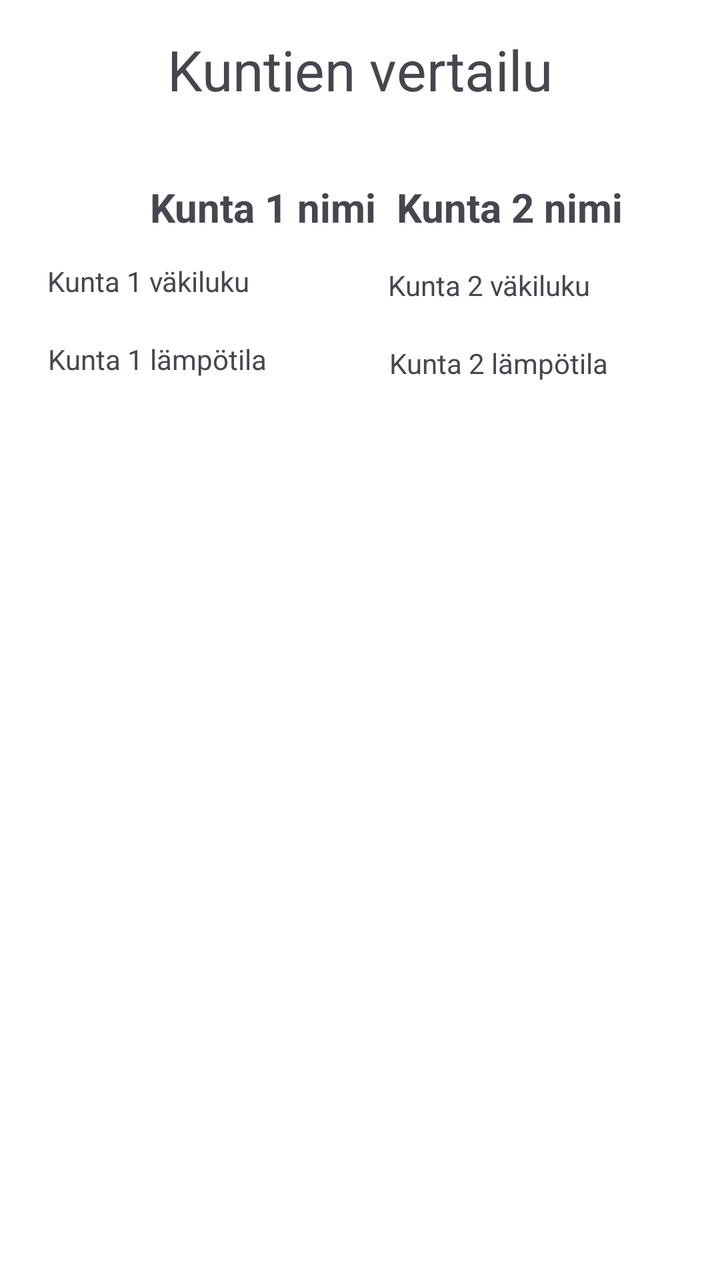
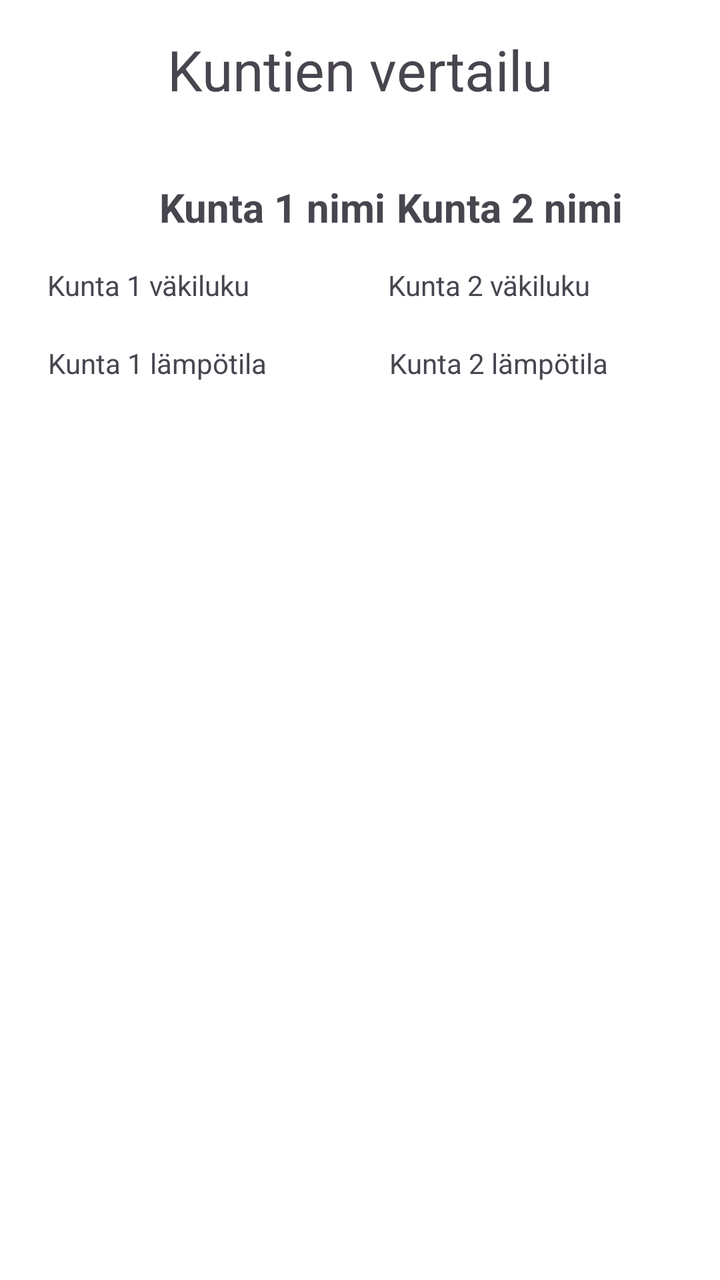

An Android layout rendered at two revisions. The XML below is the earlier revision; the diff shows what the commit changed to produce the second picture.
<!-- AndroidManifest.xml: application theme Theme.OO_Ohjelmointi_Projekti -->
<!-- res/layout/fragment_compare.xml -->
<?xml version="1.0" encoding="utf-8"?>
<androidx.constraintlayout.widget.ConstraintLayout
    xmlns:android="http://schemas.android.com/apk/res/android"
    xmlns:app="http://schemas.android.com/apk/res-auto"
    xmlns:tools="http://schemas.android.com/tools"
    android:layout_width="match_parent"
    android:layout_height="match_parent"
    android:background="#FFFFFF"
    tools:context=".fragments.CityInfoFragment">

    <TextView
        android:id="@+id/CityTwoNameText"
        android:layout_width="137dp"
        android:layout_height="0dp"
        android:layout_marginTop="90dp"
        android:text="Kunta 2 nimi"
        android:textSize="20sp"
        android:textStyle="bold"
        app:layout_constraintEnd_toEndOf="parent"
        app:layout_constraintHorizontal_bias="0.89"
        app:layout_constraintStart_toStartOf="parent"
        app:layout_constraintTop_toTopOf="parent" />

    <TextView
        android:id="@+id/CityTwoPopulationAmountText"
        android:layout_width="162dp"
        android:layout_height="23dp"
        android:layout_marginTop="16dp"
        android:text="Kunta 2 väkiluku"
        app:layout_constraintEnd_toEndOf="parent"
        app:layout_constraintHorizontal_bias="0.979"
        app:layout_constraintStart_toStartOf="parent"
        app:layout_constraintTop_toBottomOf="@+id/CityTwoNameText" />

    <TextView
        android:id="@+id/CityTwoTemperatureText"
        android:layout_width="158dp"
        android:layout_height="25dp"
        android:layout_marginTop="16dp"
        android:text="Kunta 2 lämpötila"
        app:layout_constraintEnd_toEndOf="parent"
        app:layout_constraintHorizontal_bias="0.964"
        app:layout_constraintStart_toStartOf="parent"
        app:layout_constraintTop_toBottomOf="@+id/CityTwoPopulationAmountText" />

    <TextView
        android:id="@+id/CityOnePopulationAmountText"
        android:layout_width="162dp"
        android:layout_height="23dp"
        android:layout_marginTop="12dp"
        android:text="Kunta 1 väkiluku"
        app:layout_constraintEnd_toEndOf="parent"
        app:layout_constraintHorizontal_bias="0.12"
        app:layout_constraintStart_toStartOf="parent"
        app:layout_constraintTop_toBottomOf="@+id/CityOneNameText" />

    <TextView
        android:id="@+id/CityOneNameText"
        android:layout_width="137dp"
        android:layout_height="29dp"
        android:layout_marginTop="90dp"
        android:text="Kunta 1 nimi"
        android:textSize="20sp"
        android:textStyle="bold"
        app:layout_constraintEnd_toEndOf="parent"
        app:layout_constraintHorizontal_bias="0.337"
        app:layout_constraintStart_toStartOf="parent"
        app:layout_constraintTop_toTopOf="parent" />

    <TextView
        android:id="@+id/CityOneTemperatureText"
        android:layout_width="158dp"
        android:layout_height="25dp"
        android:layout_marginTop="16dp"
        android:text="Kunta 1 lämpötila"
        app:layout_constraintEnd_toEndOf="parent"
        app:layout_constraintHorizontal_bias="0.118"
        app:layout_constraintStart_toStartOf="parent"
        app:layout_constraintTop_toBottomOf="@+id/CityOnePopulationAmountText" />

    <TextView
        android:id="@+id/Heading"
        android:layout_width="wrap_content"
        android:layout_height="wrap_content"
        android:layout_marginTop="16dp"
        android:text="Kuntien vertailu"
        android:textSize="28sp"
        app:layout_constraintEnd_toEndOf="parent"
        app:layout_constraintStart_toStartOf="parent"
        app:layout_constraintTop_toTopOf="parent" />

</androidx.constraintlayout.widget.ConstraintLayout>
<!-- resources referenced by this layout -->
<resources>
  <style name="Theme.OO_Ohjelmointi_Projekti" parent="Base.Theme.OO_Ohjelmointi_Projekti" />
  <style name="Base.Theme.OO_Ohjelmointi_Projekti" parent="Theme.Material3.DayNight.NoActionBar">
          
          
      </style>
</resources>

<!-- the commit's change to res/layout/fragment_compare.xml (unified diff, before → after) -->
@@ -47,7 +47,7 @@
         android:id="@+id/CityOnePopulationAmountText"
         android:layout_width="162dp"
         android:layout_height="23dp"
-        android:layout_marginTop="12dp"
+        android:layout_marginTop="16dp"
         android:text="Kunta 1 väkiluku"
         app:layout_constraintEnd_toEndOf="parent"
         app:layout_constraintHorizontal_bias="0.12"
@@ -57,13 +57,13 @@
     <TextView
         android:id="@+id/CityOneNameText"
         android:layout_width="137dp"
-        android:layout_height="29dp"
+        android:layout_height="0dp"
         android:layout_marginTop="90dp"
         android:text="Kunta 1 nimi"
         android:textSize="20sp"
         android:textStyle="bold"
         app:layout_constraintEnd_toEndOf="parent"
-        app:layout_constraintHorizontal_bias="0.337"
+        app:layout_constraintHorizontal_bias="0.357"
         app:layout_constraintStart_toStartOf="parent"
         app:layout_constraintTop_toTopOf="parent" />
 
